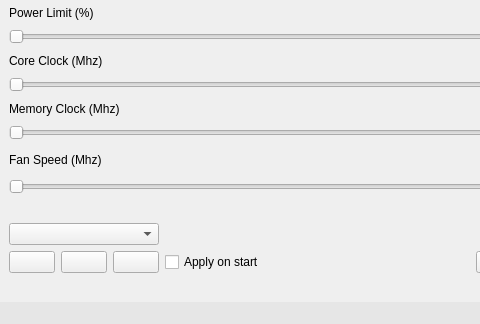
haakonleg/nvOverdrive, file include/ui/panel.ui: the form before one commit; both pictures show x 0 to 480 and y 128 to 452 of the 900 by 452 pixel window.
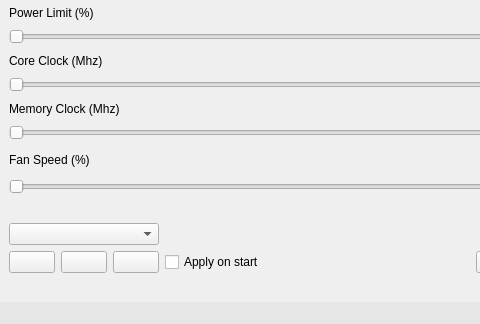
The form after the commit. Icons and pictures are not drawn.

Diff of the .ui file:
```diff
--- a/include/ui/panel.ui
+++ b/include/ui/panel.ui
@@ -173,7 +173,7 @@
            </sizepolicy>
           </property>
           <property name="text">
-           <string>Fan Speed (Mhz)</string>
+           <string>Fan Speed (%)</string>
           </property>
          </widget>
         </item>
```
Left out of the diff: 27 changed lines with no effect on the pictures.
